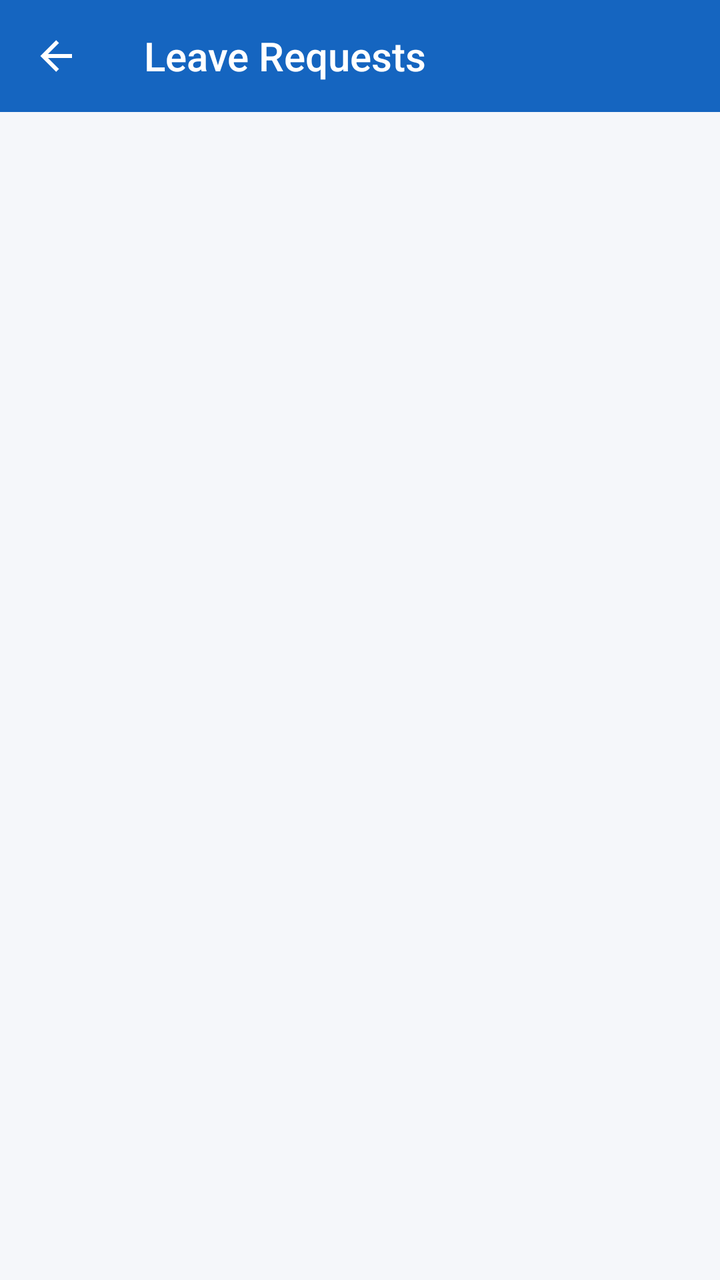
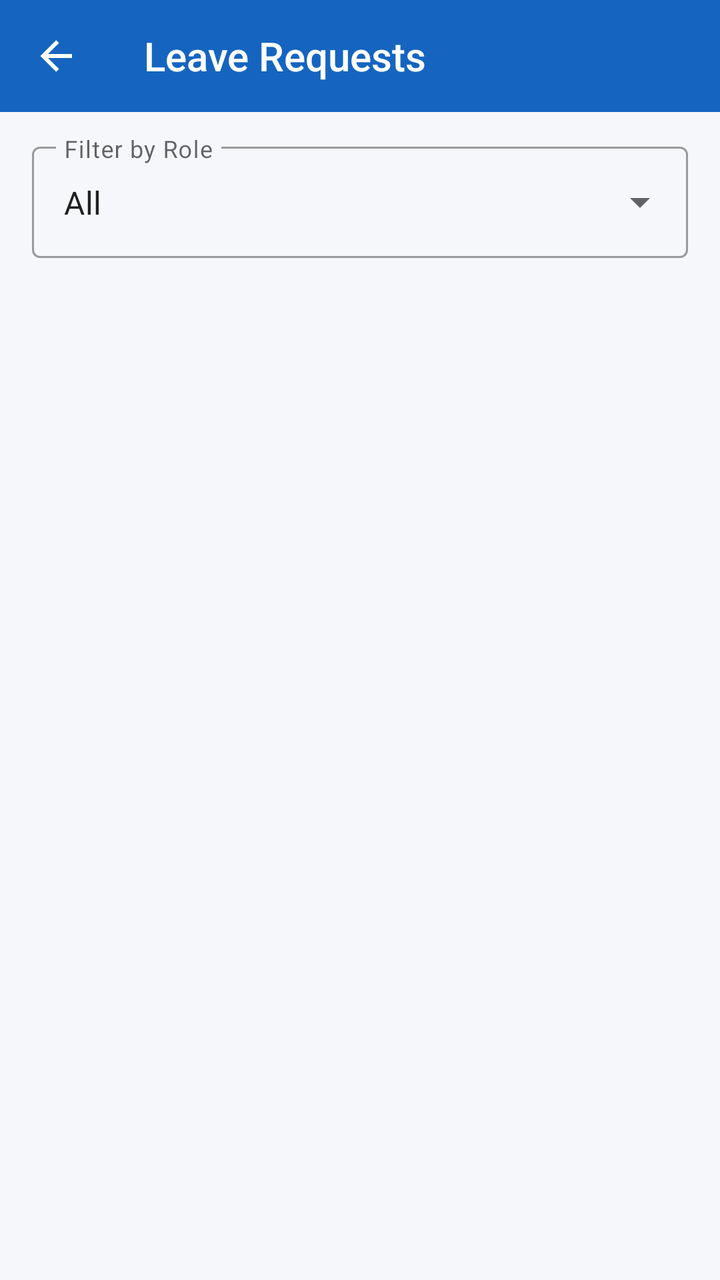

Compare the two renders of this Android layout. The source of the first and the diff that turns it into the second are given below.
<!-- AndroidManifest.xml: application theme Theme.WorkVerse -->
<!-- res/layout/activity_admin_leave_management.xml -->
<?xml version="1.0" encoding="utf-8"?>
<LinearLayout xmlns:android="http://schemas.android.com/apk/res/android"
    xmlns:app="http://schemas.android.com/apk/res-auto"
    android:layout_width="match_parent" android:layout_height="match_parent"
    android:orientation="vertical" android:background="@color/background">
    <androidx.appcompat.widget.Toolbar android:id="@+id/toolbar"
        android:layout_width="match_parent" android:layout_height="?attr/actionBarSize"
        style="@style/WorkVerse.Toolbar" app:title="Leave Requests" app:navigationIcon="@drawable/ic_back"/>
    
    <androidx.recyclerview.widget.RecyclerView android:id="@+id/recyclerView"
        android:layout_width="match_parent" android:layout_height="0dp"
        android:layout_weight="1" android:padding="8dp" android:clipToPadding="false"/>
    <ProgressBar android:id="@+id/progressBar" android:layout_width="wrap_content"
        android:layout_height="wrap_content" android:layout_gravity="center" android:visibility="gone"/>
    <TextView android:id="@+id/tvEmpty" android:layout_width="match_parent" android:layout_height="wrap_content"
        android:text="No data found" android:gravity="center" android:padding="40dp"
        android:textColor="@color/text_secondary" android:textSize="16sp" android:visibility="gone"/>
</LinearLayout>
<!-- resources referenced by this layout -->
<resources>
  <color name="background">#F5F7FA</color>
  <color name="text_secondary">#757575</color>
  <!-- drawable ic_back (drawable) -->
  <?xml version="1.0" encoding="utf-8"?>
  <vector xmlns:android="http://schemas.android.com/apk/res/android" android:width="24dp" android:height="24dp" android:viewportWidth="24" android:viewportHeight="24">
      <path android:fillColor="#FFFFFF" android:pathData="M20,11V13H8L13.5,18.5L12.08,19.92L4.16,12L12.08,4.08L13.5,5.5L8,11H20Z"/>
  </vector>
  <style name="WorkVerse.Toolbar" parent="Widget.AppCompat.Toolbar">
          <item name="android:background">@color/primary</item>
          <item name="android:theme">@style/ThemeOverlay.AppCompat.Dark.ActionBar</item>
      </style>
  <style name="Theme.WorkVerse" parent="Theme.MaterialComponents.Light.NoActionBar">
          <item name="colorPrimary">@color/primary</item>
          <item name="colorPrimaryVariant">@color/primary_dark</item>
          <item name="colorOnPrimary">@color/white</item>
          <item name="colorSecondary">@color/accent</item>
          <item name="android:colorBackground">@color/background</item>
          <item name="android:statusBarColor">@color/primary_dark</item>
      </style>
  <color name="primary">#1565C0</color>
  <color name="primary_dark">#0D47A1</color>
  <color name="white">#FFFFFF</color>
  <color name="accent">#FF8F00</color>
</resources>

<!-- the commit's change to res/layout/activity_admin_leave_management.xml (unified diff, before → after) -->
@@ -1,18 +1,63 @@
 <?xml version="1.0" encoding="utf-8"?>
 <LinearLayout xmlns:android="http://schemas.android.com/apk/res/android"
     xmlns:app="http://schemas.android.com/apk/res-auto"
-    android:layout_width="match_parent" android:layout_height="match_parent"
-    android:orientation="vertical" android:background="@color/background">
-    <androidx.appcompat.widget.Toolbar android:id="@+id/toolbar"
-        android:layout_width="match_parent" android:layout_height="?attr/actionBarSize"
-        style="@style/WorkVerse.Toolbar" app:title="Leave Requests" app:navigationIcon="@drawable/ic_back"/>
+    android:layout_width="match_parent"
+    android:layout_height="match_parent"
+    android:orientation="vertical"
+    android:background="@color/background">
+
+    <androidx.appcompat.widget.Toolbar
+        android:id="@+id/toolbar"
+        android:layout_width="match_parent"
+        android:layout_height="?attr/actionBarSize"
+        style="@style/WorkVerse.Toolbar"
+        app:title="Leave Requests"
+        app:navigationIcon="@drawable/ic_back" />
+
     
-    <androidx.recyclerview.widget.RecyclerView android:id="@+id/recyclerView"
-        android:layout_width="match_parent" android:layout_height="0dp"
-        android:layout_weight="1" android:padding="8dp" android:clipToPadding="false"/>
-    <ProgressBar android:id="@+id/progressBar" android:layout_width="wrap_content"
-        android:layout_height="wrap_content" android:layout_gravity="center" android:visibility="gone"/>
-    <TextView android:id="@+id/tvEmpty" android:layout_width="match_parent" android:layout_height="wrap_content"
-        android:text="No data found" android:gravity="center" android:padding="40dp"
-        android:textColor="@color/text_secondary" android:textSize="16sp" android:visibility="gone"/>
+    <com.google.android.material.textfield.TextInputLayout
+        android:id="@+id/tilRoleFilter"
+        style="@style/Widget.MaterialComponents.TextInputLayout.OutlinedBox.ExposedDropdownMenu"
+        android:layout_width="match_parent"
+        android:layout_height="wrap_content"
+        android:layout_marginHorizontal="16dp"
+        android:layout_marginTop="12dp"
+        android:layout_marginBottom="8dp"
+        android:hint="Filter by Role">
+
+        <AutoCompleteTextView
+            android:id="@+id/actvRoleFilter"
+            android:layout_width="match_parent"
+            android:layout_height="wrap_content"
+            android:inputType="none"
+            android:text="All" />
+
+    </com.google.android.material.textfield.TextInputLayout>
+
+    <androidx.recyclerview.widget.RecyclerView
+        android:id="@+id/recyclerView"
+        android:layout_width="match_parent"
+        android:layout_height="0dp"
+        android:layout_weight="1"
+        android:padding="8dp"
+        android:clipToPadding="false" />
+
+    <ProgressBar
+        android:id="@+id/progressBar"
+        android:layout_width="wrap_content"
+        android:layout_height="wrap_content"
+        android:layout_gravity="center"
+        android:visibility="gone" />
+
+    <TextView
+        android:id="@+id/tvEmpty"
+        android:layout_width="match_parent"
+        android:layout_height="wrap_content"
+        android:text="No data found"
+        android:gravity="center"
+        android:padding="40dp"
+        android:textColor="@color/text_secondary"
+        android:textSize="16sp"
+        android:visibility="gone" />
+
 </LinearLayout>
